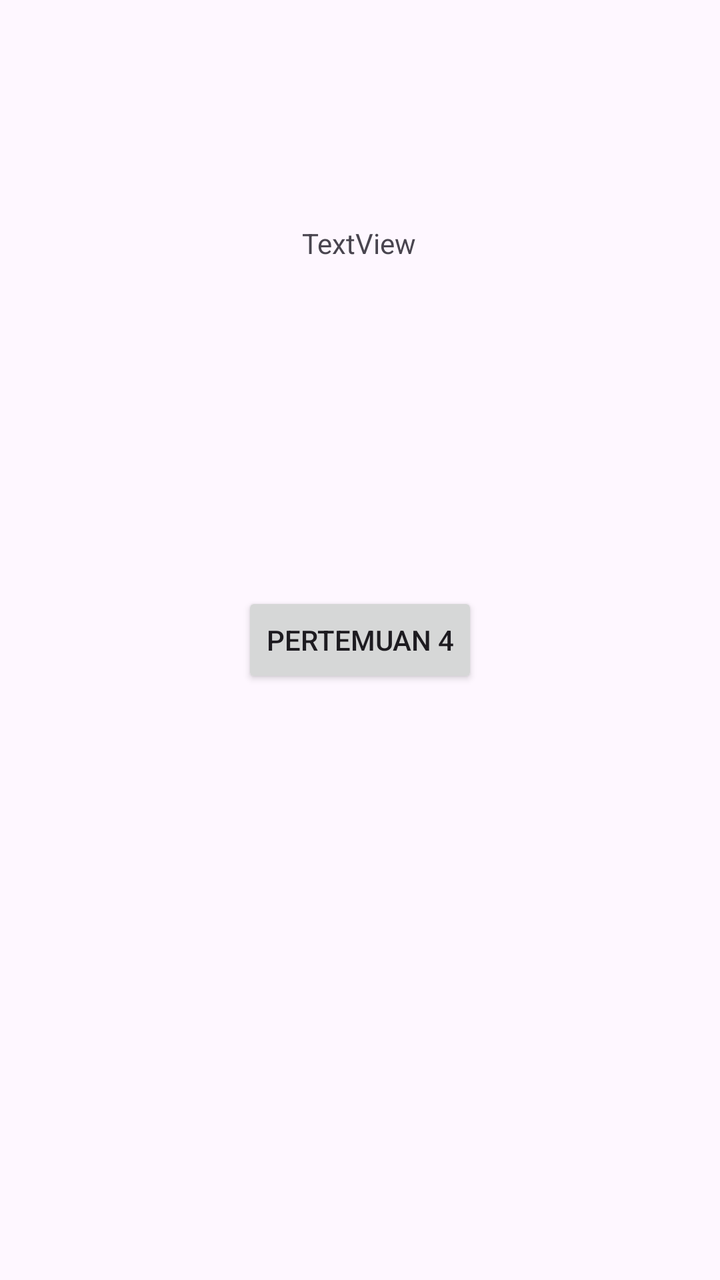
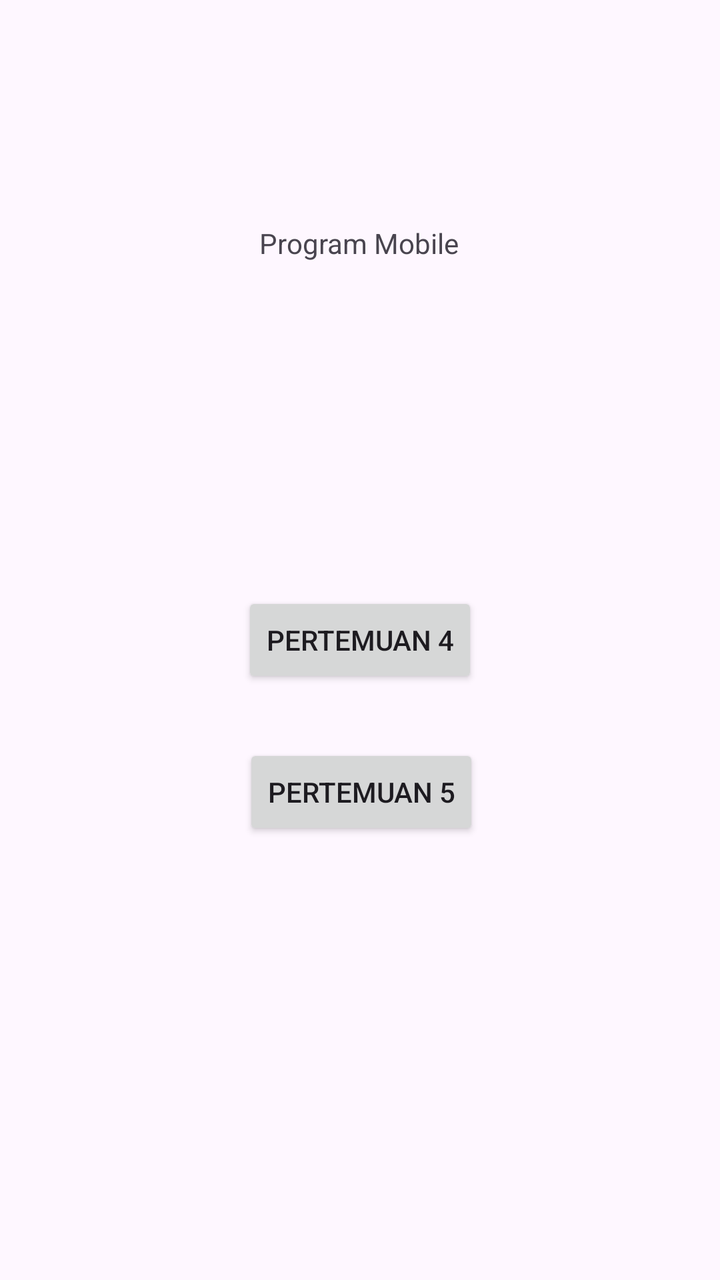

Screens rendered from an Android XML layout before and after an edit, with the pre-edit source and the edit as a unified diff.
<!-- AndroidManifest.xml: application theme Theme.Zahwa3TIE -->
<!-- res/layout/activity_main.xml -->
<?xml version="1.0" encoding="utf-8"?>
<androidx.constraintlayout.widget.ConstraintLayout xmlns:android="http://schemas.android.com/apk/res/android"
    xmlns:app="http://schemas.android.com/apk/res-auto"
    xmlns:tools="http://schemas.android.com/tools"
    android:id="@+id/main"
    android:layout_width="match_parent"
    android:layout_height="match_parent"
    tools:context=".MainActivity">

    <Button
        android:id="@+id/btnToFourth"
        android:layout_width="wrap_content"
        android:layout_height="wrap_content"
        android:text="Pertemuan 4"
        app:layout_constraintBottom_toBottomOf="parent"
        app:layout_constraintEnd_toEndOf="parent"
        app:layout_constraintStart_toStartOf="parent"
        app:layout_constraintTop_toTopOf="parent" />

    <TextView
        android:id="@+id/textView3"
        android:layout_width="wrap_content"
        android:layout_height="wrap_content"
        android:layout_marginTop="112dp"
        android:text="TextView"
        app:layout_constraintEnd_toEndOf="parent"
        app:layout_constraintHorizontal_bias="0.498"
        app:layout_constraintStart_toStartOf="parent"
        app:layout_constraintTop_toTopOf="parent" />

</androidx.constraintlayout.widget.ConstraintLayout>
<!-- resources referenced by this layout -->
<resources>
  <style name="Theme.Zahwa3TIE" parent="Base.Theme.Zahwa3TIE" />
  <style name="Base.Theme.Zahwa3TIE" parent="Theme.Material3.DayNight.NoActionBar">
          
          
      </style>
</resources>

<!-- the commit's change to res/layout/activity_main.xml (unified diff, before → after) -->
@@ -22,10 +22,21 @@
         android:layout_width="wrap_content"
         android:layout_height="wrap_content"
         android:layout_marginTop="112dp"
-        android:text="TextView"
+        android:text="Program Mobile"
         app:layout_constraintEnd_toEndOf="parent"
         app:layout_constraintHorizontal_bias="0.498"
         app:layout_constraintStart_toStartOf="parent"
         app:layout_constraintTop_toTopOf="parent" />
 
+    <Button
+        android:id="@+id/btntofifth"
+        android:layout_width="wrap_content"
+        android:layout_height="wrap_content"
+        android:layout_marginTop="28dp"
+        android:text="Pertemuan 5"
+        app:layout_constraintEnd_toEndOf="parent"
+        app:layout_constraintHorizontal_bias="0.503"
+        app:layout_constraintStart_toStartOf="parent"
+        app:layout_constraintTop_toBottomOf="@+id/btnToFourth" />
+
 </androidx.constraintlayout.widget.ConstraintLayout>
